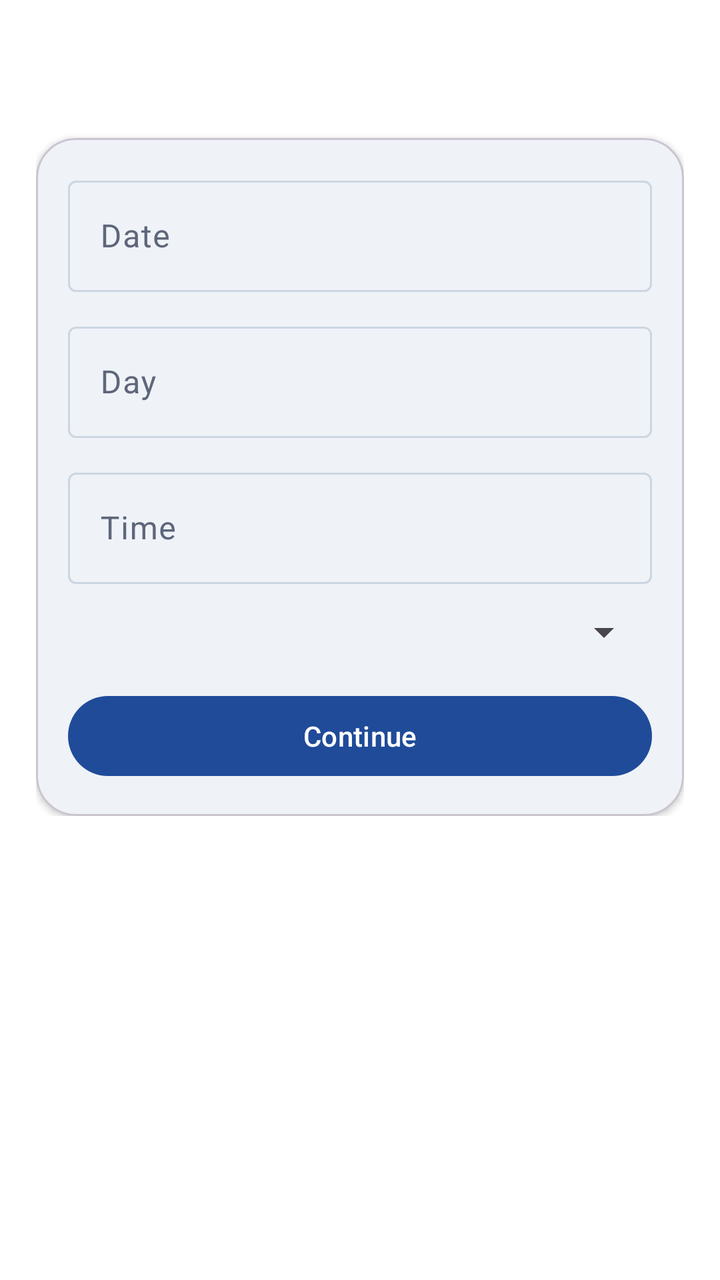
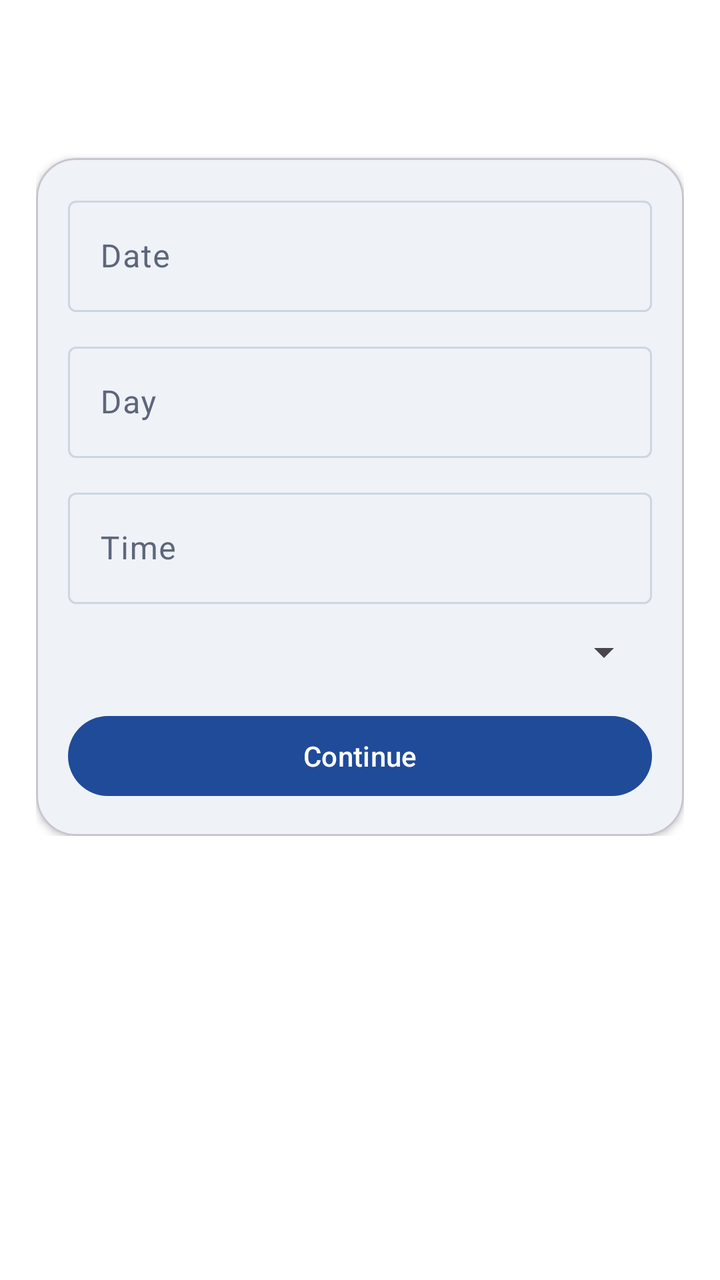

Two renders of the same Android screen: before a commit and after it. Below are the layout's source before the change and the commit's diff.
<!-- AndroidManifest.xml: application theme Theme.SSJB -->
<!-- res/layout/activity_session_form.xml -->
<?xml version="1.0" encoding="utf-8"?>
<ScrollView xmlns:android="http://schemas.android.com/apk/res/android"
    xmlns:app="http://schemas.android.com/apk/res-auto"
    android:layout_width="match_parent"
    android:layout_height="match_parent"
    android:background="?attr/colorSurface">

    <LinearLayout
        android:layout_width="match_parent"
        android:layout_height="wrap_content"
        android:orientation="vertical"
        android:padding="18dp">

        <TextView
            android:id="@+id/sessionFormTitle"
            android:layout_width="wrap_content"
            android:layout_height="wrap_content"
            android:textColor="?attr/colorOnBackground"
            android:textSize="26sp"
            android:textStyle="bold" />

        <com.google.android.material.card.MaterialCardView
            android:layout_width="match_parent"
            android:layout_height="wrap_content"
            android:layout_marginTop="16dp"
            app:cardBackgroundColor="?attr/colorSurface"
            app:cardCornerRadius="20dp"
            app:cardElevation="2dp">

            <LinearLayout
                android:layout_width="match_parent"
                android:layout_height="wrap_content"
                android:orientation="vertical"
                android:padding="16dp">

                <com.google.android.material.textfield.TextInputLayout
                    android:layout_width="match_parent"
                    android:layout_height="wrap_content"
                    android:hint="@string/date_hint">

                    <com.google.android.material.textfield.TextInputEditText
                        android:id="@+id/sessionDateInput"
                        android:layout_width="match_parent"
                        android:layout_height="wrap_content"
                        android:clickable="true"
                        android:focusable="false"
                        android:cursorVisible="false"
                        android:inputType="none" />
                </com.google.android.material.textfield.TextInputLayout>

                <com.google.android.material.textfield.TextInputLayout
                    android:layout_width="match_parent"
                    android:layout_height="wrap_content"
                    android:layout_marginTop="12dp"
                    android:hint="@string/day_hint">

                    <com.google.android.material.textfield.TextInputEditText
                        android:id="@+id/sessionDayInput"
                        android:layout_width="match_parent"
                        android:layout_height="wrap_content"
                        android:focusable="false"
                        android:cursorVisible="false"
                        android:inputType="none" />
                </com.google.android.material.textfield.TextInputLayout>

                <com.google.android.material.textfield.TextInputLayout
                    android:layout_width="match_parent"
                    android:layout_height="wrap_content"
                    android:layout_marginTop="12dp"
                    android:hint="@string/time_hint">

                    <com.google.android.material.textfield.TextInputEditText
                        android:id="@+id/sessionTimeInput"
                        android:layout_width="match_parent"
                        android:layout_height="wrap_content"
                        android:clickable="true"
                        android:focusable="false"
                        android:cursorVisible="false"
                        android:inputType="none" />
                </com.google.android.material.textfield.TextInputLayout>

                <Spinner
                    android:id="@+id/classModeSpinner"
                    android:layout_width="match_parent"
                    android:layout_height="wrap_content"
                    android:layout_marginTop="12dp" />

                <LinearLayout
                    android:id="@+id/callFieldsContainer"
                    android:layout_width="match_parent"
                    android:layout_height="wrap_content"
                    android:layout_marginTop="4dp"
                    android:orientation="vertical"
                    android:visibility="gone">

                    <com.google.android.material.textfield.TextInputLayout
                        android:layout_width="match_parent"
                        android:layout_height="wrap_content"
                        android:layout_marginTop="12dp"
                        android:hint="@string/call_title">

                        <com.google.android.material.textfield.TextInputEditText
                            android:id="@+id/callTitleInput"
                            android:layout_width="match_parent"
                            android:layout_height="wrap_content" />
                    </com.google.android.material.textfield.TextInputLayout>

                    <com.google.android.material.textfield.TextInputLayout
                        android:layout_width="match_parent"
                        android:layout_height="wrap_content"
                        android:layout_marginTop="12dp"
                        android:hint="@string/call_description">

                        <com.google.android.material.textfield.TextInputEditText
                            android:id="@+id/callDescriptionInput"
                            android:layout_width="match_parent"
                            android:layout_height="wrap_content"
                            android:minLines="3"
                            android:gravity="top"
                            android:inputType="textMultiLine" />
                    </com.google.android.material.textfield.TextInputLayout>

                    <com.google.android.material.textfield.TextInputLayout
                        android:layout_width="match_parent"
                        android:layout_height="wrap_content"
                        android:layout_marginTop="12dp"
                        android:hint="@string/call_location">

                        <com.google.android.material.textfield.TextInputEditText
                            android:id="@+id/callLocationInput"
                            android:layout_width="match_parent"
                            android:layout_height="wrap_content" />
                    </com.google.android.material.textfield.TextInputLayout>
                </LinearLayout>

                <com.google.android.material.button.MaterialButton
                    android:id="@+id/continueAttendanceButton"
                    android:layout_width="match_parent"
                    android:layout_height="wrap_content"
                    android:layout_marginTop="16dp"
                    android:text="@string/continue_next"
                    android:textAllCaps="false" />
            </LinearLayout>
        </com.google.android.material.card.MaterialCardView>
    </LinearLayout>
</ScrollView>
<!-- resources referenced by this layout -->
<resources>
  <string name="call_description">Call description</string>
  <string name="call_location">Location</string>
  <string name="call_title">Call title</string>
  <string name="continue_next">Continue</string>
  <string name="date_hint">Date</string>
  <string name="day_hint">Day</string>
  <string name="time_hint">Time</string>
  <style name="Theme.SSJB" parent="Base.Theme.SSJB" />
  <style name="Base.Theme.SSJB" parent="Theme.Material3.DayNight.NoActionBar">
          <item name="colorPrimary">@color/ssjb_primary</item>
          <item name="colorOnPrimary">@color/ssjb_on_primary</item>
          <item name="colorSecondary">@color/ssjb_secondary</item>
          <item name="colorTertiary">@color/ssjb_tertiary</item>
          <item name="colorOnBackground">@color/ssjb_on_background</item>
          <item name="colorSurface">@color/ssjb_surface</item>
          <item name="colorOnSurface">@color/ssjb_on_surface</item>
          <item name="colorSurfaceVariant">@color/ssjb_surface_variant</item>
          <item name="colorOnSurfaceVariant">@color/ssjb_on_surface_variant</item>
          <item name="colorOutline">@color/ssjb_outline</item>
          <item name="colorError">@color/ssjb_error</item>
          <item name="android:statusBarColor">@color/ssjb_background</item>
          <item name="android:navigationBarColor">@color/ssjb_background</item>
          <item name="android:windowBackground">@color/ssjb_background</item>
          <item name="android:forceDarkAllowed">true</item>
      </style>
  <color name="ssjb_primary">#1F4B99</color>
  <color name="ssjb_on_primary">#FFFFFF</color>
  <color name="ssjb_secondary">#0F766E</color>
  <color name="ssjb_tertiary">#A15E2E</color>
  <color name="ssjb_on_background">#1E2430</color>
  <color name="ssjb_surface">#FFFFFF</color>
  <color name="ssjb_on_surface">#1E2430</color>
  <color name="ssjb_surface_variant">#E7EEF8</color>
  <color name="ssjb_on_surface_variant">#5E667A</color>
  <color name="ssjb_outline">#CCD6E2</color>
  <color name="ssjb_error">#C62828</color>
  <color name="ssjb_background">#F4F7FB</color>
</resources>

<!-- the commit's change to res/layout/activity_session_form.xml (unified diff, before → after) -->
@@ -3,13 +3,17 @@
     xmlns:app="http://schemas.android.com/apk/res-auto"
     android:layout_width="match_parent"
     android:layout_height="match_parent"
-    android:background="?attr/colorSurface">
+    android:background="?attr/colorSurface"
+    android:fitsSystemWindows="true">
 
     <LinearLayout
         android:layout_width="match_parent"
         android:layout_height="wrap_content"
         android:orientation="vertical"
-        android:padding="18dp">
+        android:paddingLeft="18dp"
+        android:paddingTop="28dp"
+        android:paddingRight="18dp"
+        android:paddingBottom="28dp">
 
         <TextView
             android:id="@+id/sessionFormTitle"
